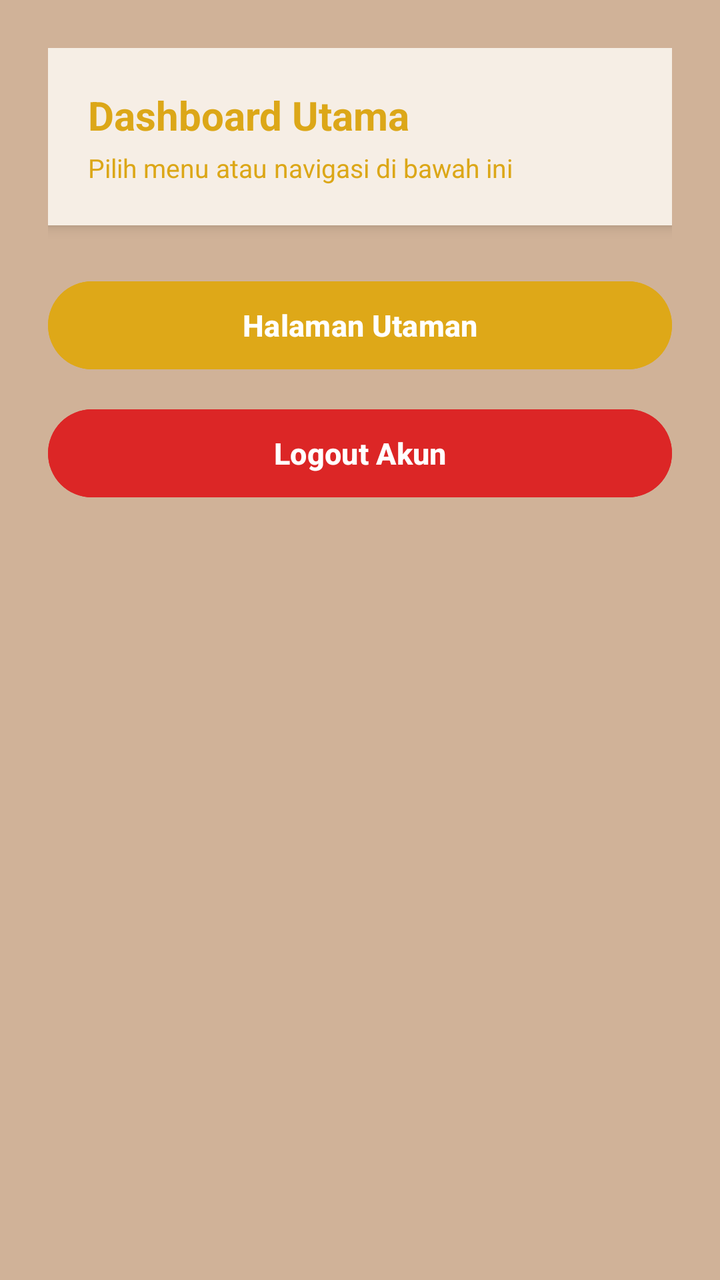
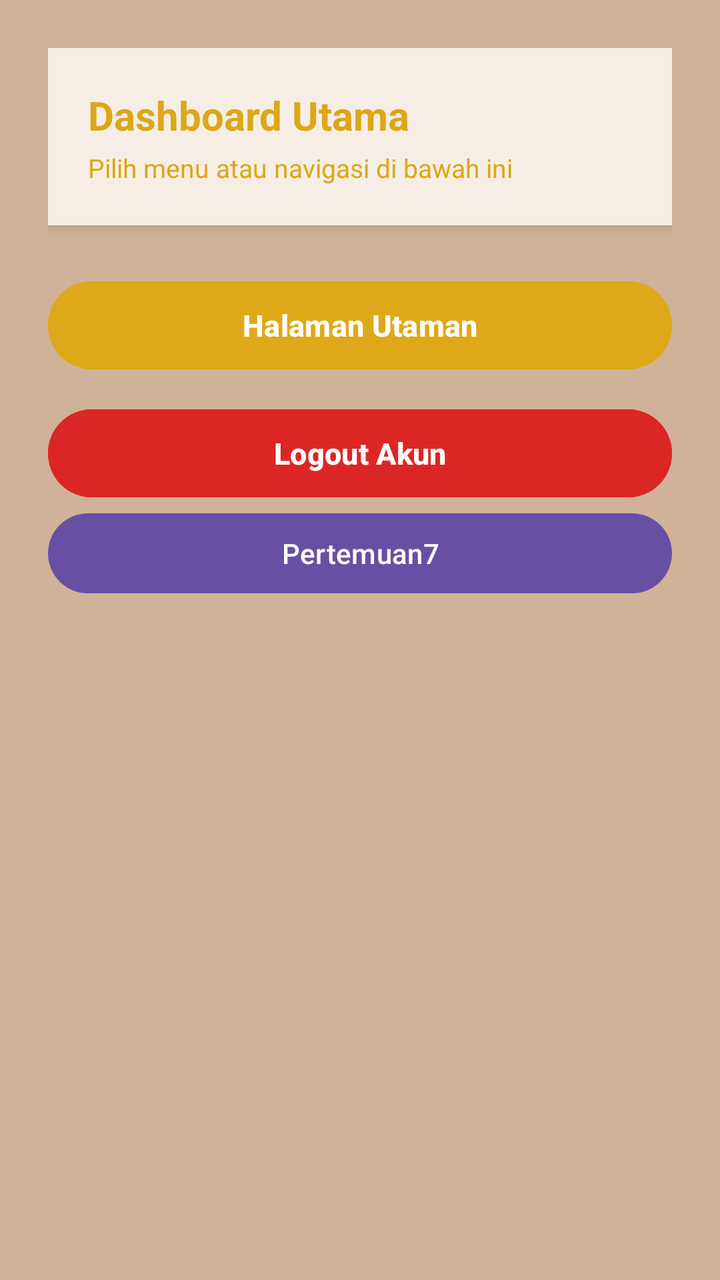

An Android layout rendered at two revisions. The XML below is the earlier revision; the diff shows what the commit changed to produce the second picture.
<!-- AndroidManifest.xml: application theme Theme.TIF_Wulandari -->
<!-- res/layout/activity_main.xml -->
<?xml version="1.0" encoding="utf-8"?>
<LinearLayout xmlns:android="http://schemas.android.com/apk/res/android"
    xmlns:tools="http://schemas.android.com/tools"
    android:id="@+id/main"
    android:layout_width="match_parent"
    android:layout_height="match_parent"
    android:orientation="vertical"
    android:background="#D0B298"
    android:padding="24dp"
    tools:context=".MainActivity">

    
    <LinearLayout
        android:layout_width="match_parent"
        android:layout_height="wrap_content"
        android:orientation="vertical"
        android:background="#F6EEE5"
        android:padding="20dp"
        android:elevation="4dp"
        android:layout_marginBottom="24dp">

        <TextView
            android:layout_width="wrap_content"
            android:layout_height="wrap_content"
            android:text="Dashboard Utama"
            android:textSize="20sp"
            android:textStyle="bold"
            android:textColor="#DCA718" />

        <TextView
            android:layout_width="wrap_content"
            android:layout_height="wrap_content"
            android:text="Pilih menu atau navigasi di bawah ini"
            android:textSize="13sp"
            android:textColor="#DCA718"
            android:layout_marginTop="4dp" />
    </LinearLayout>

    
    <Button
        android:id="@+id/btnPertemuan4"
        android:layout_width="match_parent"
        android:layout_height="52dp"
        android:text="Halaman Utaman"
        android:textSize="15sp"
        android:textStyle="bold"
        android:textColor="#FFFFFF"
        android:backgroundTint="#DEA818"
        android:layout_marginBottom="12dp" />

    
    <Button
        android:id="@+id/btnLogout"
        android:layout_width="match_parent"
        android:layout_height="52dp"
        android:text="Logout Akun"
        android:textSize="15sp"
        android:textStyle="bold"
        android:textColor="#FFFFFF"
        android:backgroundTint="#DC2626" />

</LinearLayout>
<!-- resources referenced by this layout -->
<resources>
  <style name="Theme.TIF_Wulandari" parent="Base.Theme.TIF_Wulandari" />
  <style name="Base.Theme.TIF_Wulandari" parent="Theme.Material3.DayNight.NoActionBar">
          
          
      </style>
</resources>

<!-- the commit's change to res/layout/activity_main.xml (unified diff, before → after) -->
@@ -59,4 +59,10 @@
         android:textColor="#FFFFFF"
         android:backgroundTint="#DC2626" />
 
+    <Button
+        android:id="@+id/btnSeven"
+        android:layout_width="match_parent"
+        android:layout_height="wrap_content"
+        android:text="Pertemuan7" />
+
 </LinearLayout>
